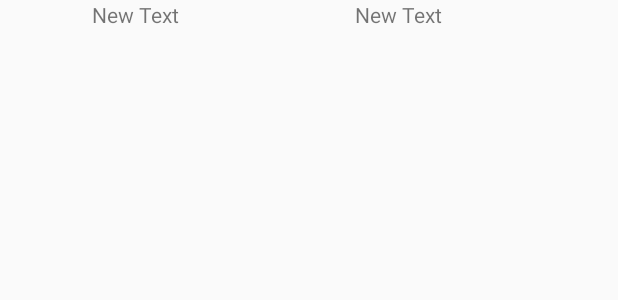
After one commit to roonasina/AplikasiSubOrganisasi, an Android app: the layout row_layout_tampil.xml on its own in the app's theme, with its tools: preview values and no code run, on a phone screen of 412 x 824 dp. The commit adds this screen. Shown: the top 300 px of the screen. Run offline under Robolectric (Android 15) with nearby library versions, the phone set to English and light mode, and no system bars; network calls fail.

Commit message:
design layout tampil

```diff
--- /dev/null
+++ b/app/src/main/res/layout/row_layout_tampil.xml
@@ -0,0 +1,23 @@
+<?xml version="1.0" encoding="utf-8"?>
+<RelativeLayout xmlns:android="http://schemas.android.com/apk/res/android"
+    android:layout_width="match_parent"
+    android:layout_height="match_parent">
+
+    <TextView
+        android:id="@+id/nama"
+        android:layout_width="175dp"
+        android:layout_height="wrap_content"
+        android:layout_alignParentTop="true"
+        android:layout_toLeftOf="@+id/kelas"
+        android:layout_toStartOf="@+id/kelas"
+        android:text="New Text" />
+
+    <TextView
+        android:id="@+id/kelas"
+        android:layout_width="175dp"
+        android:layout_height="wrap_content"
+        android:layout_alignParentEnd="true"
+        android:layout_alignParentRight="true"
+        android:layout_alignParentTop="true"
+        android:text="New Text" />
+</RelativeLayout>
```
Also changed, not shown: app/src/main/java/id/sch/smktelkom_mlg/project/xiirpl306162636/aplikasisuborganisasi/model/Tampil.java (added, +29 -0 lines), app/src/main/res/layout/activity_tampil.xml (+56 -0 lines).
